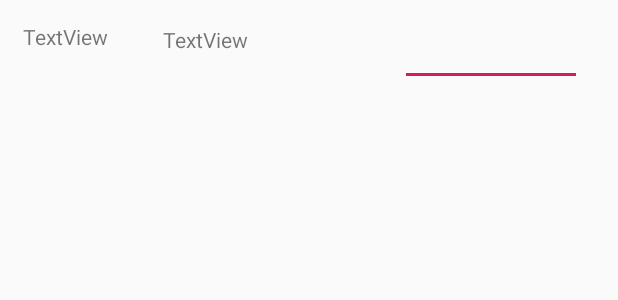
After one commit to JinHan98/Android_project, an Android app: the layout order_item.xml on its own in the app's theme, with its tools: preview values and no code run, on a phone screen of 412 x 824 dp. The commit adds this screen. Shown: the top 300 px of the screen. Run offline under Robolectric (Android 15) with nearby library versions, the phone set to English and light mode, and no system bars.

Commit message:
database to maps to shopinfo to order

```diff
--- a/app/src/main/res/layout/activity_order.xml
+++ b/app/src/main/res/layout/activity_order.xml
@@ -91,7 +91,7 @@
         app:srcCompat="@drawable/ic_arrow_downward_black_24dp" />
 
     <Button
-        android:id="@+id/paybutton"
+        android:id="@+id/paybutton2"
         android:layout_width="0dp"
         android:layout_height="wrap_content"
         android:text="결제하기"
--- /dev/null
+++ b/app/src/main/res/layout/order_item.xml
@@ -0,0 +1,40 @@
+<?xml version="1.0" encoding="utf-8"?>
+<androidx.constraintlayout.widget.ConstraintLayout
+    xmlns:android="http://schemas.android.com/apk/res/android"
+    xmlns:tools="http://schemas.android.com/tools"
+    xmlns:app="http://schemas.android.com/apk/res-auto"
+    android:layout_width="match_parent"
+    android:layout_height="60dp">
+
+    <TextView
+        android:id="@+id/foodnameTxt"
+        android:layout_width="78dp"
+        android:layout_height="31dp"
+        android:text="TextView"
+        app:layout_constraintBottom_toBottomOf="parent"
+        app:layout_constraintEnd_toStartOf="@+id/foodpriceTxt"
+        app:layout_constraintStart_toStartOf="parent"
+        app:layout_constraintTop_toTopOf="parent" />
+
+    <TextView
+        android:id="@+id/foodpriceTxt"
+        android:layout_width="78dp"
+        android:layout_height="31dp"
+        android:layout_marginEnd="80dp"
+        android:text="TextView"
+        app:layout_constraintBottom_toBottomOf="parent"
+        app:layout_constraintEnd_toStartOf="@+id/editText"
+        app:layout_constraintTop_toTopOf="parent"
+        app:layout_constraintVertical_bias="0.586" />
+
+    <EditText
+        android:id="@+id/editText"
+        android:layout_width="121dp"
+        android:layout_height="54dp"
+        android:layout_marginEnd="24dp"
+        android:ems="10"
+        android:inputType="number"
+        app:layout_constraintBottom_toBottomOf="parent"
+        app:layout_constraintEnd_toEndOf="parent"
+        app:layout_constraintTop_toTopOf="parent" />
+</androidx.constraintlayout.widget.ConstraintLayout>
```
Also changed, not shown: app/src/main/AndroidManifest.xml (+12 -2 lines), app/src/main/java/com/example/androidproject_maps/MapsActivity.kt (+39 -5 lines), app/src/main/java/com/example/androidproject_maps/MenuFood.kt (+11 -1 lines), app/src/main/java/com/example/androidproject_maps/Order.kt (+107 -87 lines), app/src/main/java/com/example/androidproject_maps/OrderListAdapter.kt (added, +29 -0 lines), app/src/main/java/com/example/androidproject_maps/ShopInfoActivity.kt (+15 -7 lines), app/src/main/java/com/example/androidproject_maps/Shopinfo.kt (added, +11 -0 lines), app/src/main/res/layout/order_list.xml (added, +21 -0 lines), 3 other files.
